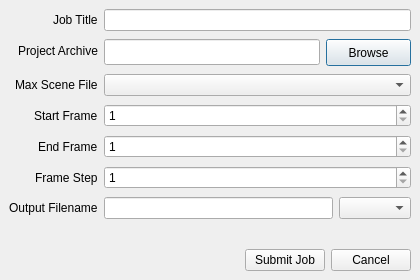
The window that src/rrt/max/ui/submit.ui (RCAD/ringling-render-tools) describes before a commit, drawn with Qt 5.
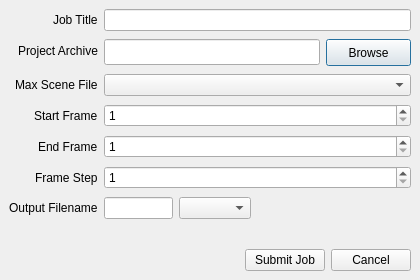
The same window after the commit.

Commit message: tweaked the display of the output fields (left aligned, shorter width)

```diff
--- a/src/rrt/max/ui/submit.ui
+++ b/src/rrt/max/ui/submit.ui
@@ -200,13 +200,29 @@
           <string/>
          </property>
          <property name="alignment">
-          <set>Qt::AlignRight|Qt::AlignTrailing|Qt::AlignVCenter</set>
+          <set>Qt::AlignLeading|Qt::AlignLeft|Qt::AlignVCenter</set>
          </property>
         </widget>
        </item>
        <item>
         <widget class="QComboBox" name="output_ext_field"/>
        </item>
+       <item>
+        <spacer name="horizontalSpacer_2">
+         <property name="orientation">
+          <enum>Qt::Horizontal</enum>
+         </property>
+         <property name="sizeType">
+          <enum>QSizePolicy::MinimumExpanding</enum>
+         </property>
+         <property name="sizeHint" stdset="0">
+          <size>
+           <width>160</width>
+           <height>20</height>
+          </size>
+         </property>
+        </spacer>
+       </item>
       </layout>
      </item>
     </layout>
```
